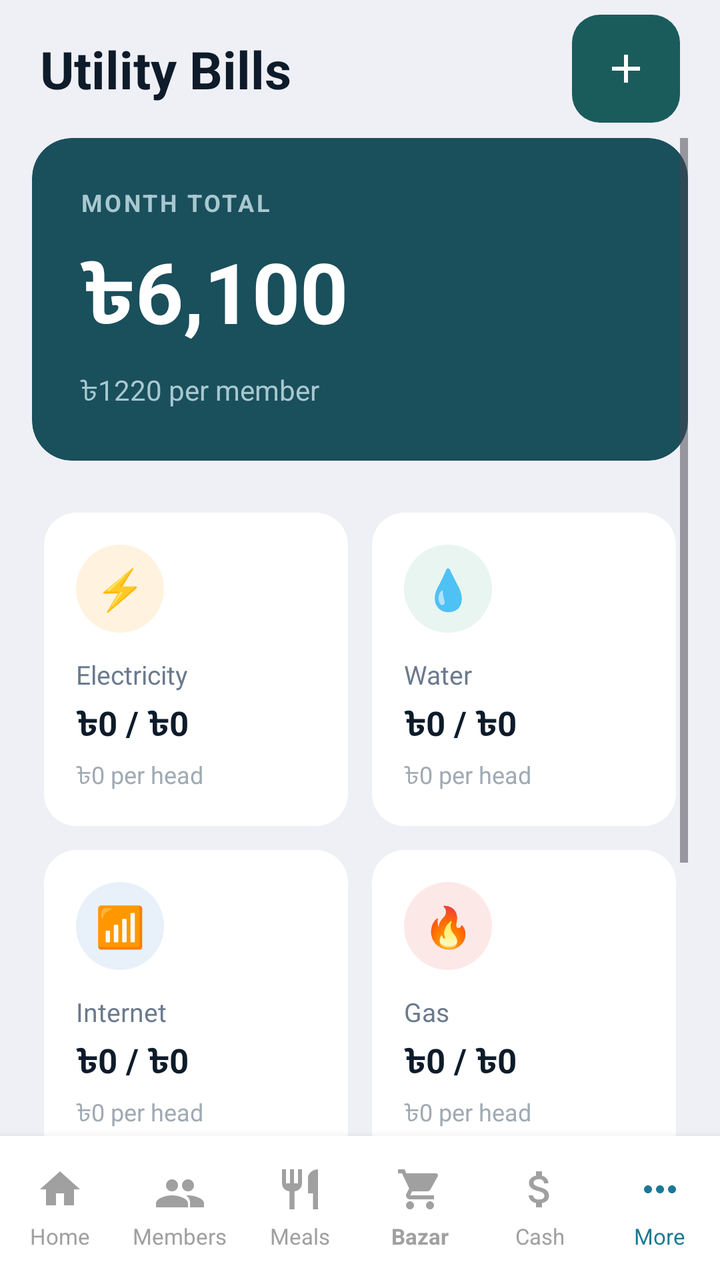
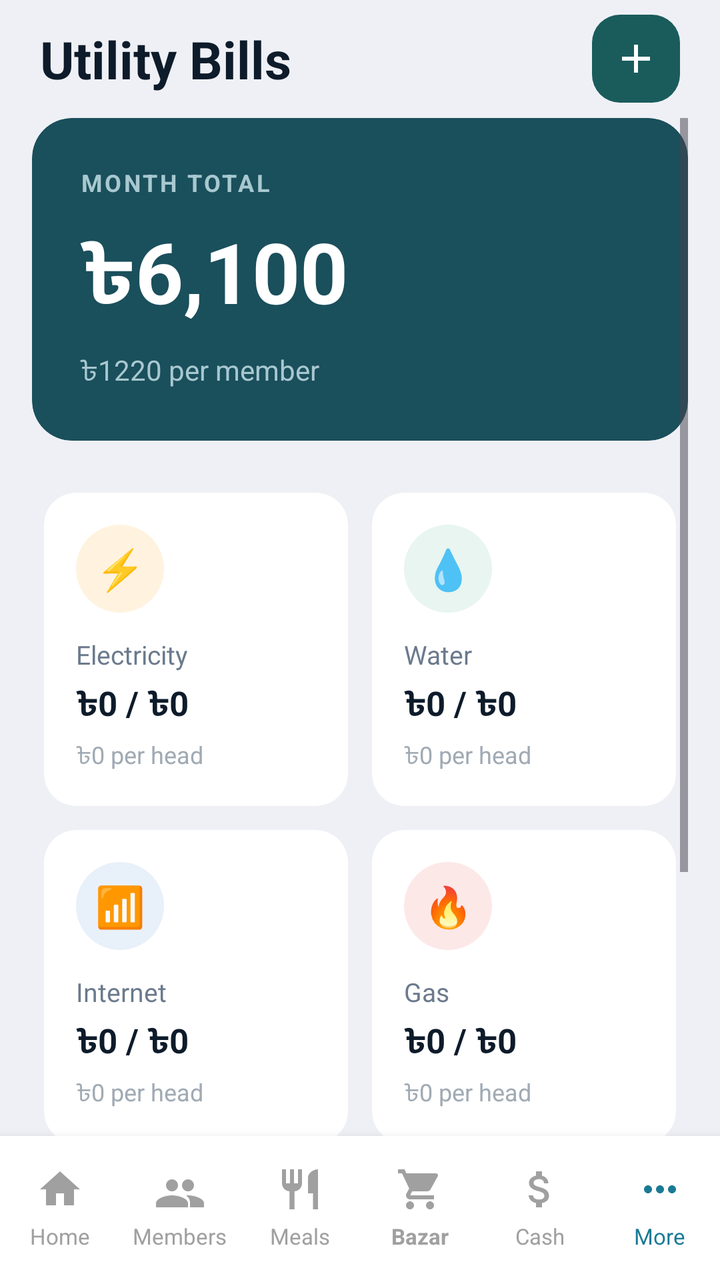

Compare the two renders of this Android layout. The source of the first and the diff that turns it into the second are given below.
<!-- AndroidManifest.xml: application theme Theme.MessManagement -->
<!-- res/layout/activity_utility.xml -->
<?xml version="1.0" encoding="utf-8"?>
<LinearLayout
    xmlns:android="http://schemas.android.com/apk/res/android"
    xmlns:app="http://schemas.android.com/apk/res-auto"
    android:layout_width="match_parent"
    android:layout_height="match_parent"
    android:orientation="vertical"
    android:background="#EEF0F5">

    
    <RelativeLayout
        android:layout_width="match_parent"
        android:layout_height="wrap_content"
        android:paddingHorizontal="20dp">

        <TextView
            android:layout_width="wrap_content"
            android:layout_height="wrap_content"
            android:layout_centerVertical="true"
            android:text="Utility Bills"
            android:textColor="#0D1B2A"
            android:textSize="26sp"
            android:textStyle="bold" />

        <ImageButton
            android:id="@+id/btnAddUtility"
            android:layout_marginTop="15dp"
            android:layout_width="54dp"
            android:layout_height="54dp"
            android:layout_alignParentEnd="true"
            android:layout_centerVertical="true"
            android:background="@drawable/bg_circle_teal"
            android:src="@drawable/ic_add"
            android:contentDescription="Add Utility" />

    </RelativeLayout>

    <ScrollView
        android:layout_width="match_parent"
        android:layout_height="0dp"
        android:layout_weight="1"
        android:paddingHorizontal="16dp"
        android:clipToPadding="false">

        <LinearLayout
            android:layout_width="match_parent"
            android:layout_height="wrap_content"
            android:orientation="vertical">

            
            <androidx.cardview.widget.CardView
                android:layout_width="match_parent"
                android:layout_height="wrap_content"
                android:layout_marginBottom="20dp"
                app:cardCornerRadius="20dp"
                app:cardElevation="0dp"
                app:cardBackgroundColor="#1A4F5C">

                <LinearLayout
                    android:layout_width="match_parent"
                    android:layout_height="wrap_content"
                    android:orientation="vertical"
                    android:padding="24dp">

                    <TextView
                        android:layout_width="wrap_content"
                        android:layout_height="wrap_content"
                        android:text="MONTH TOTAL"
                        android:textColor="#A8C8D0"
                        android:textSize="12sp"
                        android:textStyle="bold"
                        android:letterSpacing="0.1"
                        android:layout_marginBottom="8dp" />

                    <TextView
                        android:id="@+id/tvTotalAmount"
                        android:layout_width="wrap_content"
                        android:layout_height="wrap_content"
                        android:text="৳6,100"
                        android:textColor="#FFFFFF"
                        android:textSize="42sp"
                        android:textStyle="bold"
                        android:layout_marginBottom="6dp" />

                    <TextView
                        android:id="@+id/tvPerMember"
                        android:layout_width="wrap_content"
                        android:layout_height="wrap_content"
                        android:text="৳1220 per member"
                        android:textColor="#A8C8D0"
                        android:textSize="14sp" />

                </LinearLayout>

            </androidx.cardview.widget.CardView>

            
            <GridLayout
                android:layout_width="match_parent"
                android:layout_height="wrap_content"
                android:columnCount="2"
                android:useDefaultMargins="false">

                
                <androidx.cardview.widget.CardView
                    android:layout_width="0dp"
                    android:layout_height="wrap_content"
                    android:layout_columnWeight="1"
                    android:layout_margin="6dp"
                    app:cardCornerRadius="16dp"
                    app:cardElevation="0dp"
                    app:cardBackgroundColor="#FFFFFF">

                    <LinearLayout
                        android:layout_width="match_parent"
                        android:layout_height="wrap_content"
                        android:orientation="vertical"
                        android:padding="16dp">

                        <TextView
                            android:layout_width="44dp"
                            android:layout_height="44dp"
                            android:background="@drawable/bg_icon_orange"
                            android:gravity="center"
                            android:text="⚡"
                            android:textSize="20sp"
                            android:layout_marginBottom="12dp" />

                        <TextView
                            android:layout_width="wrap_content"
                            android:layout_height="wrap_content"
                            android:text="Electricity"
                            android:textColor="#6B7A8D"
                            android:textSize="13sp"
                            android:layout_marginBottom="4dp" />

                        <TextView
                            android:id="@+id/tvElectricity"
                            android:layout_width="wrap_content"
                            android:layout_height="wrap_content"
                            android:text="৳0 / ৳0"
                            android:textColor="#0D1B2A"
                            android:textSize="17sp"
                            android:textStyle="bold"
                            android:layout_marginBottom="4dp" />

                        <TextView
                            android:id="@+id/tvElectricityHead"
                            android:layout_width="wrap_content"
                            android:layout_height="wrap_content"
                            android:text="৳0 per head"
                            android:textColor="#A0AAB4"
                            android:textSize="12sp" />

                    </LinearLayout>

                </androidx.cardview.widget.CardView>

                
                <androidx.cardview.widget.CardView
                    android:layout_width="0dp"
                    android:layout_height="wrap_content"
                    android:layout_columnWeight="1"
                    android:layout_margin="6dp"
                    app:cardCornerRadius="16dp"
                    app:cardElevation="0dp"
                    app:cardBackgroundColor="#FFFFFF">

                    <LinearLayout
                        android:layout_width="match_parent"
                        android:layout_height="wrap_content"
                        android:orientation="vertical"
                        android:padding="16dp">

                        <TextView
                            android:layout_width="44dp"
                            android:layout_height="44dp"
                            android:background="@drawable/bg_icon_green"
                            android:gravity="center"
                            android:text="💧"
                            android:textSize="20sp"
                            android:layout_marginBottom="12dp" />

                        <TextView
                            android:layout_width="wrap_content"
                            android:layout_height="wrap_content"
                            android:text="Water"
                            android:textColor="#6B7A8D"
                            android:textSize="13sp"
                            android:layout_marginBottom="4dp" />

                        <TextView
                            android:id="@+id/tvWater"
                            android:layout_width="wrap_content"
                            android:layout_height="wrap_content"
                            android:text="৳0 / ৳0"
                            android:textColor="#0D1B2A"
                            android:textSize="17sp"
                            android:textStyle="bold"
                            android:layout_marginBottom="4dp" />

                        <TextView
                            android:id="@+id/tvWaterHead"
                            android:layout_width="wrap_content"
                            android:layout_height="wrap_content"
                            android:text="৳0 per head"
                            android:textColor="#A0AAB4"
                            android:textSize="12sp" />

                    </LinearLayout>

                </androidx.cardview.widget.CardView>

                
                <androidx.cardview.widget.CardView
                    android:layout_width="0dp"
                    android:layout_height="wrap_content"
                    android:layout_columnWeight="1"
                    android:layout_margin="6dp"
                    app:cardCornerRadius="16dp"
                    app:cardElevation="0dp"
                    app:cardBackgroundColor="#FFFFFF">

                    <LinearLayout
                        android:layout_width="match_parent"
                        android:layout_height="wrap_content"
                        android:orientation="vertical"
                        android:padding="16dp">

                        <TextView
                            android:layout_width="44dp"
                            android:layout_height="44dp"
                            android:background="@drawable/bg_icon_blue"
                            android:gravity="center"
                            android:text="📶"
                            android:textSize="20sp"
                            android:layout_marginBottom="12dp" />

                        <TextView
                            android:layout_width="wrap_content"
                            android:layout_height="wrap_content"
                            android:text="Internet"
                            android:textColor="#6B7A8D"
                            android:textSize="13sp"
                            android:layout_marginBottom="4dp" />

                        <TextView
                            android:id="@+id/tvInternet"
                            android:layout_width="wrap_content"
                            android:layout_height="wrap_content"
                            android:text="৳0 / ৳0"
                            android:textColor="#0D1B2A"
                            android:textSize="17sp"
                            android:textStyle="bold"
                            android:layout_marginBottom="4dp" />

                        <TextView
                            android:id="@+id/tvInternetHead"
                            android:layout_width="wrap_content"
                            android:layout_height="wrap_content"
                            android:text="৳0 per head"
                            android:textColor="#A0AAB4"
                            android:textSize="12sp" />

                    </LinearLayout>

                </androidx.cardview.widget.CardView>

                
                <androidx.cardview.widget.CardView
                    android:layout_width="0dp"
                    android:layout_height="wrap_content"
                    android:layout_columnWeight="1"
                    android:layout_margin="6dp"
                    app:cardCornerRadius="16dp"
                    app:cardElevation="0dp"
                    app:cardBackgroundColor="#FFFFFF">

                    <LinearLayout
                        android:layout_width="match_parent"
                        android:layout_height="wrap_content"
                        android:orientation="vertical"
                        android:padding="16dp">

                        <TextView
                            android:layout_width="44dp"
                            android:layout_height="44dp"
                            android:background="@drawable/bg_icon_red"
                            android:gravity="center"
                            android:text="🔥"
                            android:textSize="20sp"
                            android:layout_marginBottom="12dp" />

                        <TextView
                            android:layout_width="wrap_content"
                            android:layout_height="wrap_content"
                            android:text="Gas"
                            android:textColor="#6B7A8D"
                            android:textSize="13sp"
                            android:layout_marginBottom="4dp" />

                        <TextView
                            android:id="@+id/tvGas"
                            android:layout_width="wrap_content"
                            android:layout_height="wrap_content"
                            android:text="৳0 / ৳0"
                            android:textColor="#0D1B2A"
                            android:textSize="17sp"
                            android:textStyle="bold"
                            android:layout_marginBottom="4dp" />

                        <TextView
                            android:id="@+id/tvGasHead"
                            android:layout_width="wrap_content"
                            android:layout_height="wrap_content"
                            android:text="৳0 per head"
                            android:textColor="#A0AAB4"
                            android:textSize="12sp" />

                    </LinearLayout>

                </androidx.cardview.widget.CardView>

                
                <androidx.cardview.widget.CardView
                    android:layout_width="0dp"
                    android:layout_height="wrap_content"
                    android:layout_columnWeight="1"
                    android:layout_margin="6dp"
                    app:cardCornerRadius="16dp"
                    app:cardElevation="0dp"
                    app:cardBackgroundColor="#FFFFFF">

                    <LinearLayout
                        android:layout_width="match_parent"
                        android:layout_height="wrap_content"
                        android:orientation="vertical"
                        android:padding="16dp">

                        <TextView
                            android:layout_width="44dp"
                            android:layout_height="44dp"
                            android:background="@drawable/bg_icon_orange"
                            android:gravity="center"
                            android:text="👩‍🍳"
                            android:textSize="20sp"
                            android:layout_marginBottom="12dp" />

                        <TextView
                            android:layout_width="wrap_content"
                            android:layout_height="wrap_content"
                            android:text="Bua Salary"
                            android:textColor="#6B7A8D"
                            android:textSize="13sp"
                            android:layout_marginBottom="4dp" />

                        <TextView
                            android:id="@+id/tvBua"
                            android:layout_width="wrap_content"
                            android:layout_height="wrap_content"
                            android:text="৳0 / ৳0"
                            android:textColor="#0D1B2A"
                            android:textSize="17sp"
                            android:textStyle="bold"
                            android:layout_marginBottom="4dp" />

                        <TextView
                            android:id="@+id/tvBuaHead"
                            android:layout_width="wrap_content"
                            android:layout_height="wrap_content"
                            android:text="৳0 per head"
                            android:textColor="#A0AAB4"
                            android:textSize="12sp" />

                    </LinearLayout>

                </androidx.cardview.widget.CardView>

                
                <androidx.cardview.widget.CardView
                    android:layout_width="0dp"
                    android:layout_height="wrap_content"
                    android:layout_columnWeight="1"
                    android:layout_margin="6dp"
                    app:cardCornerRadius="16dp"
                    app:cardElevation="0dp"
                    app:cardBackgroundColor="#FFFFFF">

                    <LinearLayout
                        android:layout_width="match_parent"
                        android:layout_height="wrap_content"
                        android:orientation="vertical"
                        android:padding="16dp">

                        <TextView
                            android:layout_width="44dp"
                            android:layout_height="44dp"
                            android:background="@drawable/bg_icon_blue"
                            android:gravity="center"
                            android:text="🏠"
                            android:textSize="20sp"
                            android:layout_marginBottom="12dp" />

                        <TextView
                            android:layout_width="wrap_content"
                            android:layout_height="wrap_content"
                            android:text="House Rent"
                            android:textColor="#6B7A8D"
                            android:textSize="13sp"
                            android:layout_marginBottom="4dp" />

                        <TextView
                            android:id="@+id/tvRent"
                            android:layout_width="wrap_content"
                            android:layout_height="wrap_content"
                            android:text="৳0 / ৳0"
                            android:textColor="#0D1B2A"
                            android:textSize="17sp"
                            android:textStyle="bold"
                            android:layout_marginBottom="4dp" />

                        <TextView
                            android:id="@+id/tvRentHead"
                            android:layout_width="wrap_content"
                            android:layout_height="wrap_content"
                            android:text="৳0 per head"
                            android:textColor="#A0AAB4"
                            android:textSize="12sp" />

                    </LinearLayout>

                </androidx.cardview.widget.CardView>

            </GridLayout>

        </LinearLayout>

    </ScrollView>

    <LinearLayout
        android:id="@+id/bottom_nav"
        android:layout_width="match_parent"
        android:layout_height="72dp"
        android:background="@drawable/bottom_nav_background"
        android:baselineAligned="false"
        android:elevation="8dp"
        android:orientation="horizontal"
        app:layout_constraintBottom_toBottomOf="parent">

        
        <LinearLayout
            android:id="@+id/btn_home_layout"
            android:layout_width="0dp"
            android:layout_height="match_parent"
            android:layout_weight="1"
            android:clickable="true"
            android:focusable="true"
            android:background="?attr/selectableItemBackground"
            android:gravity="center"
            android:orientation="vertical">
            <ImageView
                android:layout_width="24dp"
                android:layout_height="24dp"
                android:contentDescription="@string/nav_home"
                android:src="@drawable/ic_home"
                app:tint="@color/nav_inactive" />
            <TextView
                android:layout_width="wrap_content"
                android:layout_height="wrap_content"
                android:layout_marginTop="4dp"
                android:text="@string/nav_home"
                android:textColor="@color/nav_inactive"
                android:textSize="11sp" />
        </LinearLayout>

        
        <LinearLayout
            android:id="@+id/btn_member_layout"
            android:layout_width="0dp"
            android:layout_height="match_parent"
            android:layout_weight="1"
            android:clickable="true"
            android:focusable="true"
            android:background="?attr/selectableItemBackground"
            android:gravity="center"
            android:orientation="vertical">
            <ImageView
                android:layout_width="24dp"
                android:layout_height="24dp"
                android:contentDescription="@string/nav_members"
                android:src="@drawable/ic_members"
                app:tint="@color/nav_inactive" />
            <TextView
                android:layout_width="wrap_content"
                android:layout_height="wrap_content"
                android:layout_marginTop="4dp"
                android:text="@string/nav_members"
                android:textColor="@color/nav_inactive"
                android:textSize="11sp" />
        </LinearLayout>

        
        <LinearLayout
            android:id="@+id/btn_meals_layout"
            android:layout_width="0dp"
            android:layout_height="match_parent"
            android:layout_weight="1"
            android:clickable="true"
            android:focusable="true"
            android:background="?attr/selectableItemBackground"
            android:gravity="center"
            android:orientation="vertical">
            <ImageView
                android:layout_width="24dp"
                android:layout_height="24dp"
                android:contentDescription="@string/nav_meals"
                android:src="@drawable/ic_meals"
                app:tint="@color/nav_inactive" />
            <TextView
                android:layout_width="wrap_content"
                android:layout_height="wrap_content"
                android:layout_marginTop="4dp"
                android:text="@string/nav_meals"
                android:textColor="@color/nav_inactive"
                android:textSize="11sp" />
        </LinearLayout>

        
        <LinearLayout
            android:id="@+id/btn_bazar_layout"
            android:layout_width="0dp"
            android:layout_height="match_parent"
            android:layout_weight="1"
            android:clickable="true"
            android:focusable="true"
            android:background="?attr/selectableItemBackground"
            android:gravity="center"
            android:orientation="vertical">
            <ImageView
                android:layout_width="24dp"
                android:layout_height="24dp"
                android:contentDescription="@string/nav_bazar"
                android:src="@drawable/ic_bazar"
                app:tint="@color/nav_inactive" />
            <TextView
                android:layout_width="wrap_content"
                android:layout_height="wrap_content"
                android:layout_marginTop="4dp"
                android:text="@string/nav_bazar"
                android:textColor="@color/nav_inactive"
                android:textSize="11sp"
                android:textStyle="bold" />
        </LinearLayout>

        
        <LinearLayout
            android:id="@+id/btn_cash_layout"
            android:layout_width="0dp"
            android:layout_height="match_parent"
            android:layout_weight="1"
            android:clickable="true"
            android:focusable="true"
            android:background="?attr/selectableItemBackground"
            android:gravity="center"
            android:orientation="vertical">
            <ImageView
                android:layout_width="24dp"
                android:layout_height="24dp"
                android:contentDescription="@string/nav_cash"
                android:src="@drawable/ic_cash"
                app:tint="@color/nav_inactive" />
            <TextView
                android:layout_width="wrap_content"
                android:layout_height="wrap_content"
                android:layout_marginTop="4dp"
                android:text="@string/nav_cash"
                android:textColor="@color/nav_inactive"
                android:textSize="11sp" />
        </LinearLayout>

        
        <LinearLayout
            android:id="@+id/btn_more_layout"
            android:layout_width="0dp"
            android:layout_height="match_parent"
            android:layout_weight="1"
            android:clickable="true"
            android:focusable="true"
            android:background="?attr/selectableItemBackground"
            android:gravity="center"
            android:orientation="vertical">
            <ImageView
                android:layout_width="24dp"
                android:layout_height="24dp"
                android:contentDescription="@string/nav_more"
                android:src="@drawable/ic_more"
                app:tint="@color/nav_active" />
            <TextView
                android:layout_width="wrap_content"
                android:layout_height="wrap_content"
                android:layout_marginTop="4dp"
                android:text="@string/nav_more"
                android:textColor="@color/nav_active"
                android:textSize="11sp" />
        </LinearLayout>

    </LinearLayout>


</LinearLayout>
<!-- resources referenced by this layout -->
<resources>
  <color name="nav_active">#1a7a96</color>
  <color name="nav_inactive">#a0a0a0</color>
  <!-- drawable bg_circle_teal (drawable) -->
  <?xml version="1.0" encoding="utf-8"?>
  <shape xmlns:android="http://schemas.android.com/apk/res/android"
      android:shape="rectangle">
  
      <solid android:color="#1A5C5C" />
  
      <corners android:radius="14dp" />
  
  </shape>
  <!-- drawable bg_icon_blue (drawable) -->
  <?xml version="1.0" encoding="utf-8"?>
  <shape xmlns:android="http://schemas.android.com/apk/res/android"
      android:shape="oval">
      <solid android:color="#E8F0FA" />
  </shape>
  <!-- drawable bg_icon_green (drawable) -->
  <?xml version="1.0" encoding="utf-8"?>
  <shape xmlns:android="http://schemas.android.com/apk/res/android"
      android:shape="oval">
      <solid android:color="#E8F5F0" />
  </shape>
  <!-- drawable bg_icon_orange (drawable) -->
  <?xml version="1.0" encoding="utf-8"?>
  <shape xmlns:android="http://schemas.android.com/apk/res/android"
      android:shape="oval">
      <solid android:color="#FFF3E0" />
  </shape>
  <!-- drawable bg_icon_red (drawable) -->
  <?xml version="1.0" encoding="utf-8"?>
  <shape xmlns:android="http://schemas.android.com/apk/res/android"
      android:shape="oval">
      <solid android:color="#FDE8E8" />
  </shape>
  <!-- drawable bottom_nav_background (drawable) -->
  <?xml version="1.0" encoding="utf-8"?>
  <shape xmlns:android="http://schemas.android.com/apk/res/android">
      <solid android:color="@color/white" />
  </shape>
  <!-- drawable ic_add (drawable) -->
  <vector xmlns:android="http://schemas.android.com/apk/res/android"
      android:width="24dp"
      android:height="24dp"
      android:viewportWidth="24"
      android:viewportHeight="24">
      <path
          android:fillColor="@android:color/white"
          android:pathData="M19,13H13V19H11V13H5V11H11V5H13V11H19V13Z" />
  </vector>
  <!-- drawable ic_home (drawable) -->
  <vector xmlns:android="http://schemas.android.com/apk/res/android"
      android:width="24dp"
      android:height="24dp"
      android:viewportWidth="24"
      android:viewportHeight="24">
      <path
          android:fillColor="@android:color/black"
          android:pathData="M10,20V14H14V20H19V12H22L12,3L2,12H5V20H10Z" />
  </vector>
  <!-- drawable ic_meals (drawable) -->
  <vector xmlns:android="http://schemas.android.com/apk/res/android"
      android:width="24dp"
      android:height="24dp"
      android:viewportWidth="24"
      android:viewportHeight="24">
      <path
          android:fillColor="@android:color/black"
          android:pathData="M11,9H9V2H7V9H5V2H3V9C3,11.12 4.66,12.84 6.75,12.97V22H9.25V12.97C11.34,12.84 13,11.12 13,9V2H11V9M16,6V14H18.5V22H21V2C18.24,2 16,4.24 16,6Z" />
  </vector>
  <string name="nav_bazar">Bazar</string>
  <string name="nav_cash">Cash</string>
  <string name="nav_home">Home</string>
  <string name="nav_meals">Meals</string>
  <string name="nav_members">Members</string>
  <string name="nav_more">More</string>
  <style name="Theme.MessManagement" parent="Theme.Material3.Light.NoActionBar">
          
          <item name="colorPrimary">@color/nav_active</item>
          <item name="colorOnPrimary">@color/white</item>
          
          <item name="colorSecondary">@color/bazar_card_end</item>
          <item name="colorOnSecondary">@color/white</item>
          
          <item name="android:statusBarColor">@color/primary_bg</item>
          <item name="android:windowLightStatusBar">true</item>
          <item name="android:fitsSystemWindows">true</item>
      </style>
  <color name="white">#FFFFFFFF</color>
  <color name="bazar_card_end">#2b8ab0</color>
  <color name="primary_bg">#1a4d63</color>
  <!-- unchanged entries left out for length: 4 -->
</resources>

<!-- the commit's change to res/layout/activity_utility.xml (unified diff, before → after) -->
@@ -25,8 +25,8 @@
         <ImageButton
             android:id="@+id/btnAddUtility"
             android:layout_marginTop="15dp"
-            android:layout_width="54dp"
-            android:layout_height="54dp"
+            android:layout_width="44dp"
+            android:layout_height="44dp"
             android:layout_alignParentEnd="true"
             android:layout_centerVertical="true"
             android:background="@drawable/bg_circle_teal"
